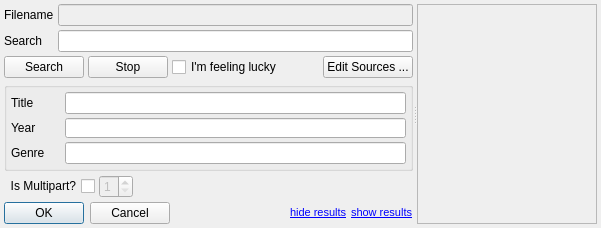
Before: the Qt Designer form src/trunk/ui/ui_ChangeMovie.ui in rexMingla/my-renamer, drawn with Qt 5.
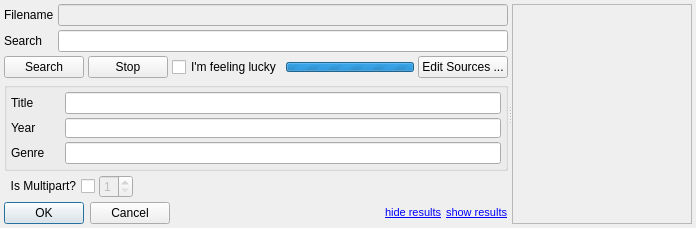
After: the same form once the commit is applied.

What changed in the file:
```diff
--- a/src/trunk/ui/ui_ChangeMovie.ui
+++ b/src/trunk/ui/ui_ChangeMovie.ui
@@ -6,7 +6,7 @@
    <rect>
     <x>0</x>
     <y>0</y>
-    <width>594</width>
+    <width>673</width>
     <height>224</height>
    </rect>
   </property>
@@ -126,17 +126,29 @@
           </widget>
          </item>
          <item>
-          <spacer name="horizontalSpacer_3">
-           <property name="orientation">
-            <enum>Qt::Horizontal</enum>
-           </property>
-           <property name="sizeHint" stdset="0">
+          <widget class="QProgressBar" name="progressBar">
+           <property name="maximumSize">
             <size>
-             <width>40</width>
-             <height>20</height>
+             <width>16777215</width>
+             <height>10</height>
             </size>
            </property>
-          </spacer>
+           <property name="minimum">
+            <number>0</number>
+           </property>
+           <property name="maximum">
+            <number>0</number>
+           </property>
+           <property name="value">
+            <number>0</number>
+           </property>
+           <property name="textVisible">
+            <bool>false</bool>
+           </property>
+           <property name="format">
+            <string/>
+           </property>
+          </widget>
          </item>
          <item>
           <widget class="QPushButton" name="sourceButton">
```
